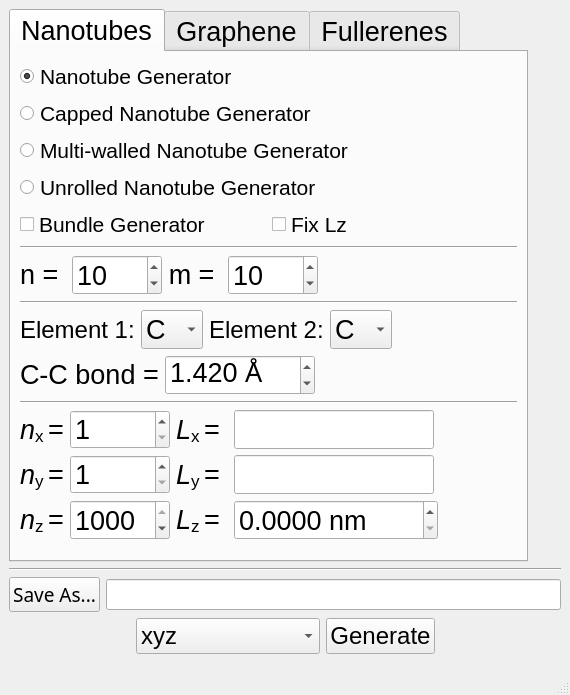
Above: sknano/apps/nanogen_gui/nanogen.ui from scikit-nano/scikit-nano before the change. Below: the same form after it.
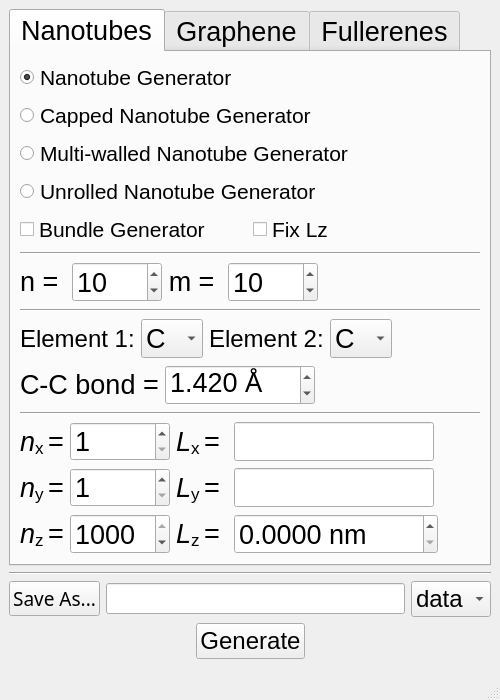
That is the form after the change.

Commit message: upgrading NanoGen GUI from PyQt4 to PyQt5

```diff
--- a/sknano/apps/nanogen_gui/nanogen.ui
+++ b/sknano/apps/nanogen_gui/nanogen.ui
@@ -6,10 +6,22 @@
    <rect>
     <x>0</x>
     <y>0</y>
-    <width>570</width>
-    <height>695</height>
+    <width>500</width>
+    <height>700</height>
    </rect>
   </property>
+  <property name="minimumSize">
+   <size>
+    <width>500</width>
+    <height>700</height>
+   </size>
+  </property>
+  <property name="maximumSize">
+   <size>
+    <width>500</width>
+    <height>700</height>
+   </size>
+  </property>
   <property name="font">
    <font>
     <family>Lucida Sans Unicode</family>
@@ -1393,28 +1405,17 @@
           </property>
          </widget>
         </item>
-       </layout>
-      </item>
-      <item>
-       <layout class="QHBoxLayout" name="horizontalLayout_15">
-        <item>
-         <spacer name="horizontalSpacer_5">
-          <property name="orientation">
-           <enum>Qt::Horizontal</enum>
-          </property>
-          <property name="sizeHint" stdset="0">
-           <size>
-            <width>40</width>
-            <height>20</height>
-           </size>
-          </property>
-         </spacer>
-        </item>
         <item>
          <widget class="QComboBox" name="structure_format_comboBox">
           <property name="minimumSize">
            <size>
-            <width>0</width>
+            <width>80</width>
+            <height>36</height>
+           </size>
+          </property>
+          <property name="maximumSize">
+           <size>
+            <width>120</width>
             <height>36</height>
            </size>
           </property>
@@ -1425,14 +1426,14 @@
            </font>
           </property>
           <property name="currentIndex">
-           <number>1</number>
+           <number>0</number>
           </property>
           <property name="modelColumn">
            <number>0</number>
           </property>
           <item>
            <property name="text">
-            <string>LAMMPS data</string>
+            <string>data</string>
            </property>
           </item>
           <item>
@@ -1442,6 +1443,23 @@
           </item>
          </widget>
         </item>
+       </layout>
+      </item>
+      <item>
+       <layout class="QHBoxLayout" name="horizontalLayout_15">
+        <item>
+         <spacer name="horizontalSpacer_5">
+          <property name="orientation">
+           <enum>Qt::Horizontal</enum>
+          </property>
+          <property name="sizeHint" stdset="0">
+           <size>
+            <width>40</width>
+            <height>20</height>
+           </size>
+          </property>
+         </spacer>
+        </item>
         <item>
          <widget class="QPushButton" name="generate_pushButton">
           <property name="font">
```
Left out of the diff: 2 changed lines with no effect on the pictures. The commit also changes 4 other files.
